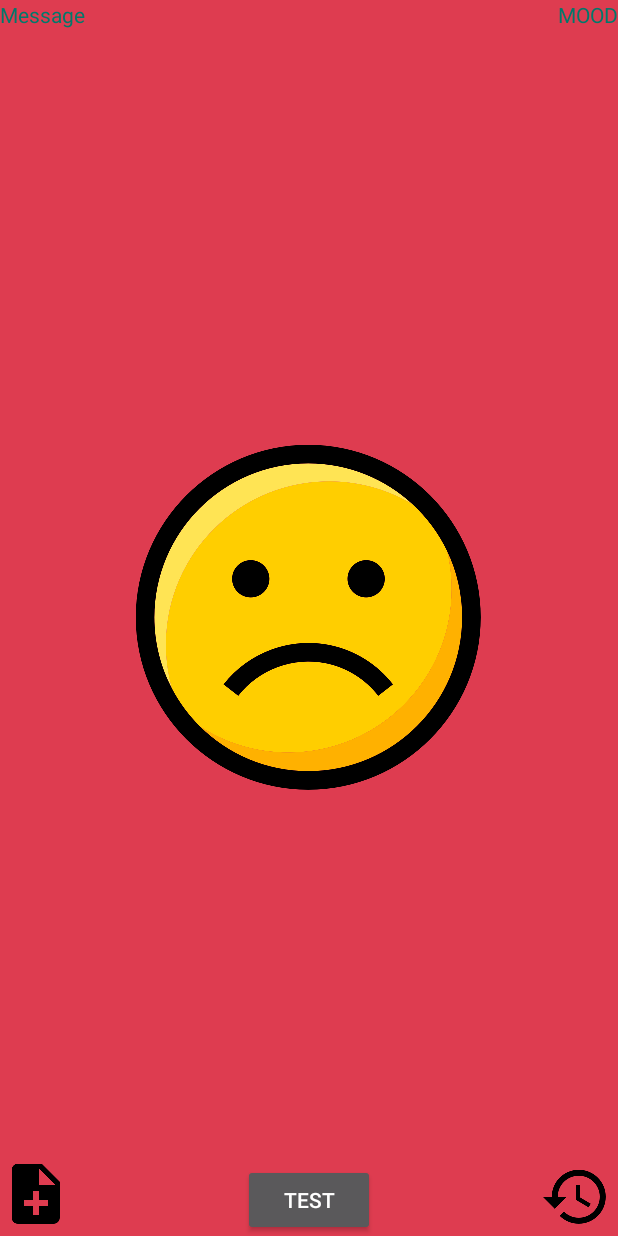
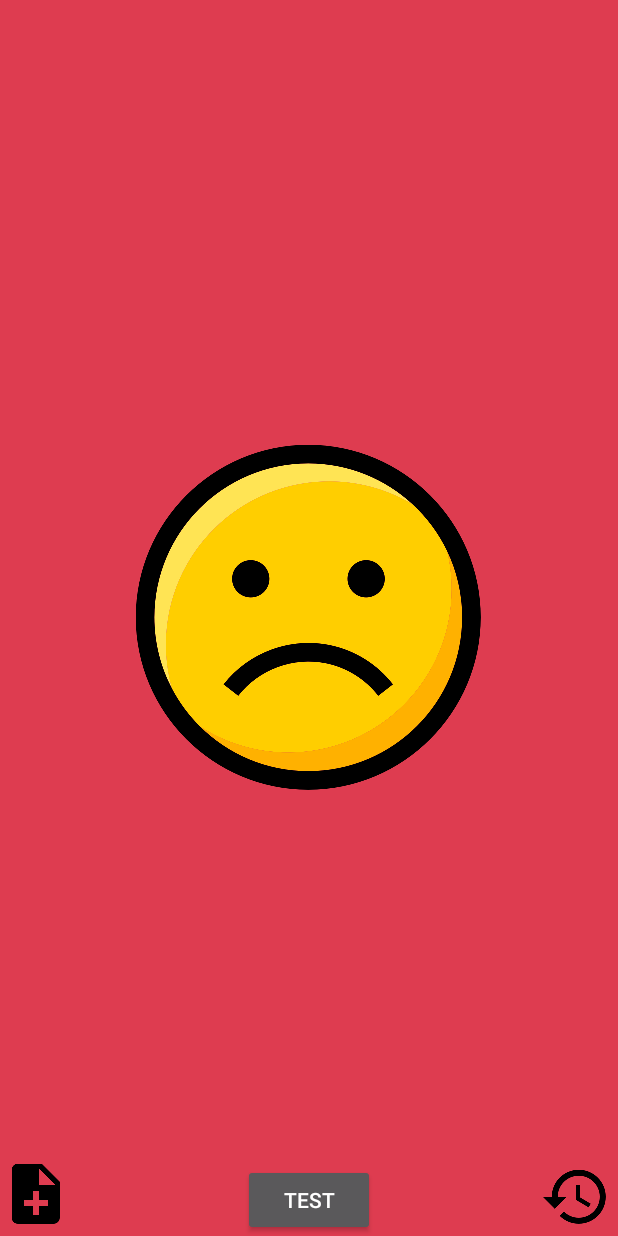
Before and after one commit to mclouu/moodtracker, an Android app: the screen it shows after launch (MainActivity), on a phone screen of 412 x 824 dp. Run offline under Robolectric (Android 15) with nearby library versions, the phone set to English and light mode, and no system bars.

Commit message:
remove my two test TextView

```diff
--- a/app/src/main/res/layout/activity_main.xml
+++ b/app/src/main/res/layout/activity_main.xml
@@ -4,22 +4,6 @@
     android:layout_width="match_parent"
     android:layout_height="match_parent"
     android:background="@color/color_happy">
-
-    <TextView
-        android:id="@+id/tv_test_message"
-        android:layout_width="wrap_content"
-        android:layout_height="wrap_content"
-        android:layout_alignParentStart="true"
-        android:text="Message"
-        android:textColor="@color/colorAccent" />
-
-    <TextView
-        android:id="@+id/tv_test_mood"
-        android:layout_width="wrap_content"
-        android:layout_height="wrap_content"
-        android:layout_alignParentEnd="true"
-        android:text="MOOD"
-        android:textColor="@color/colorAccent" />
 
 
     <ImageView
```
